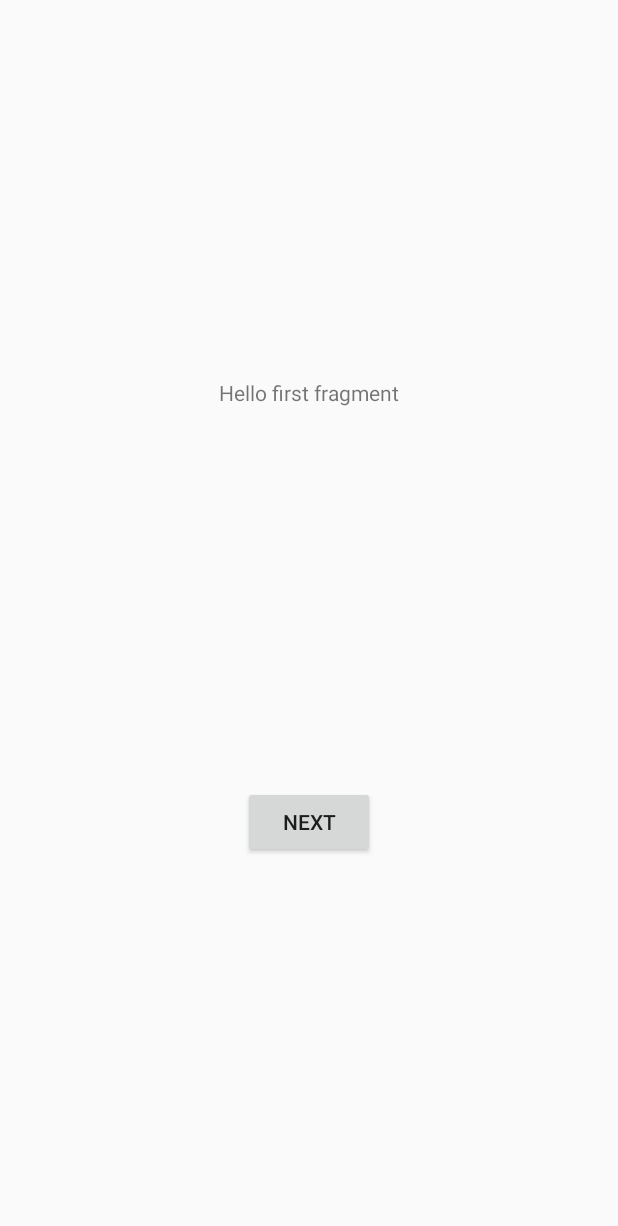
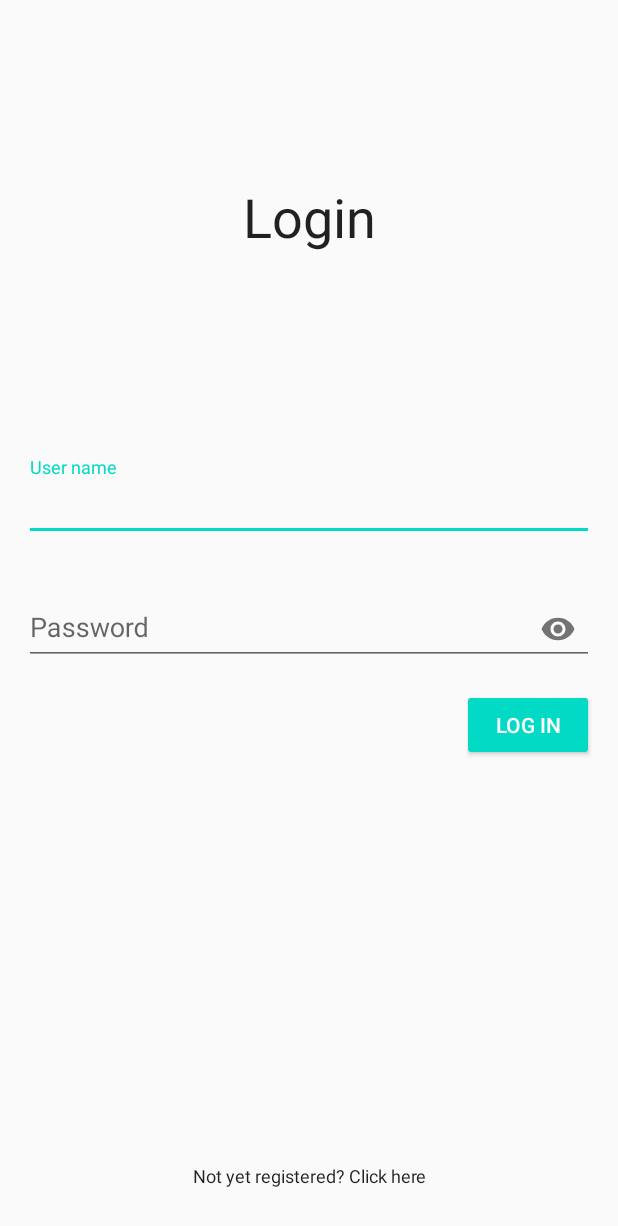
Before and after one commit to kristof12345/SzamitogepBiztonsagHF, an Android app: the screen it shows after launch (LoginActivity), on a phone screen of 412 x 824 dp. Shown: the top 1226 px of the screen. Run offline under Robolectric (Android 15) with nearby library versions, the phone set to English and light mode, and no system bars.

Commit message:
Add login UI

```diff
--- a/Android/app/src/main/java/com/itsecurityteam/caffstore/view/fragments/LoginFragment.kt
+++ b/Android/app/src/main/java/com/itsecurityteam/caffstore/view/fragments/LoginFragment.kt
@@ -1,22 +1,19 @@
 package com.itsecurityteam.caffstore.view.fragments
 
 import android.os.Bundle
-import androidx.fragment.app.Fragment
 import android.view.LayoutInflater
 import android.view.View
 import android.view.ViewGroup
-import android.widget.Button
-import androidx.navigation.fragment.findNavController
+import androidx.fragment.app.Fragment
 import com.itsecurityteam.caffstore.R
 
-/**
- * A simple [Fragment] subclass as the default destination in the navigation.
- */
+
 class LoginFragment : Fragment() {
 
     override fun onCreateView(
-            inflater: LayoutInflater, container: ViewGroup?,
-            savedInstanceState: Bundle?
+        inflater: LayoutInflater,
+        container: ViewGroup?,
+        savedInstanceState: Bundle?
     ): View? {
         // Inflate the layout for this fragment
         return inflater.inflate(R.layout.fragment_login, container, false)
@@ -25,8 +22,5 @@ class LoginFragment : Fragment() {
     override fun onViewCreated(view: View, savedInstanceState: Bundle?) {
         super.onViewCreated(view, savedInstanceState)
 
-        view.findViewById<Button>(R.id.button_first).setOnClickListener {
-            findNavController().navigate(R.id.action_FirstFragment_to_SecondFragment)
-        }
     }
 }
--- a/Android/app/src/main/res/layout/fragment_login.xml
+++ b/Android/app/src/main/res/layout/fragment_login.xml
@@ -7,22 +7,87 @@
     tools:context=".view.fragments.LoginFragment">
 
     <TextView
-        android:id="@+id/textview_first"
+        android:id="@+id/tvLoginTitle"
         android:layout_width="wrap_content"
         android:layout_height="wrap_content"
-        android:text="@string/hello_first_fragment"
-        app:layout_constraintBottom_toTopOf="@id/button_first"
+        android:text="@string/login"
+        android:textAppearance="@style/TextAppearance.AppCompat.Large"
+        android:textSize="36sp"
+        app:layout_constraintBottom_toTopOf="@+id/guideline2"
         app:layout_constraintEnd_toEndOf="parent"
         app:layout_constraintStart_toStartOf="parent"
         app:layout_constraintTop_toTopOf="parent" />
 
-    <Button
-        android:id="@+id/button_first"
+    <com.google.android.material.textfield.TextInputLayout
+        android:id="@+id/tilLoginName"
+        android:layout_width="0dp"
+        android:layout_height="wrap_content"
+        android:layout_marginStart="16dp"
+        android:layout_marginTop="16dp"
+        android:layout_marginEnd="16dp"
+        app:layout_constraintEnd_toEndOf="parent"
+        app:layout_constraintHorizontal_bias="0.0"
+        app:layout_constraintStart_toStartOf="parent"
+        app:layout_constraintTop_toTopOf="@+id/guideline2">
+
+        <com.google.android.material.textfield.TextInputEditText
+            android:id="@+id/tietLoginName"
+            android:layout_width="match_parent"
+            android:layout_height="wrap_content"
+            android:hint="@string/user_name" />
+    </com.google.android.material.textfield.TextInputLayout>
+
+    <androidx.constraintlayout.widget.Guideline
+        android:id="@+id/guideline2"
         android:layout_width="wrap_content"
         android:layout_height="wrap_content"
-        android:text="@string/next"
+        android:orientation="horizontal"
+        app:layout_constraintGuide_percent="0.35" />
+
+    <com.google.android.material.textfield.TextInputLayout
+        android:id="@+id/tilLoginPassword"
+        android:layout_width="0dp"
+        android:layout_height="wrap_content"
+        android:layout_marginStart="16dp"
+        android:layout_marginTop="24dp"
+        android:layout_marginEnd="16dp"
+        app:layout_constraintEnd_toEndOf="parent"
+        app:layout_constraintStart_toStartOf="parent"
+        app:layout_constraintTop_toBottomOf="@+id/tilLoginName"
+        app:passwordToggleEnabled="true">
+
+        <com.google.android.material.textfield.TextInputEditText
+            android:id="@+id/tietLoginPassword"
+            android:layout_width="match_parent"
+            android:layout_height="wrap_content"
+            android:hint="@string/password"
+            android:inputType="textPassword|textWebPassword" />
+    </com.google.android.material.textfield.TextInputLayout>
+
+    <Button
+        android:id="@+id/btLogin"
+        style="@style/Widget.AppCompat.Button.Colored"
+        android:layout_width="wrap_content"
+        android:layout_height="wrap_content"
+        android:layout_marginTop="16dp"
+        android:layout_marginEnd="16dp"
+        android:text="@string/log_in"
+        android:textSize="14sp"
+        app:layout_constraintEnd_toEndOf="parent"
+        app:layout_constraintTop_toBottomOf="@+id/tilLoginPassword" />
+
+    <Button
+        android:id="@+id/btRegister"
+        style="@style/Widget.AppCompat.Button.Borderless.Colored"
+        android:layout_width="wrap_content"
+        android:layout_height="wrap_content"
+        android:layout_marginStart="16dp"
+        android:layout_marginEnd="16dp"
+        android:layout_marginBottom="16dp"
+        android:text="@string/not_yet_registered"
+        android:textAppearance="@style/TextAppearance.AppCompat.Body1"
+        android:textSize="12sp"
         app:layout_constraintBottom_toBottomOf="parent"
         app:layout_constraintEnd_toEndOf="parent"
-        app:layout_constraintStart_toStartOf="parent"
-        app:layout_constraintTop_toBottomOf="@id/textview_first" />
+        app:layout_constraintStart_toStartOf="parent" />
 </androidx.constraintlayout.widget.ConstraintLayout>
--- a/Android/app/src/main/res/values/strings.xml
+++ b/Android/app/src/main/res/values/strings.xml
@@ -9,4 +9,9 @@
 
     <string name="hello_first_fragment">Hello first fragment</string>
     <string name="hello_second_fragment">Hello second fragment. Arg: %1$s</string>
+    <string name="not_yet_registered">Not yet registered? Click here</string>
+    <string name="log_in">Log in</string>
+    <string name="password">Password</string>
+    <string name="user_name">User name</string>
+    <string name="login">Login</string>
 </resources>
```
